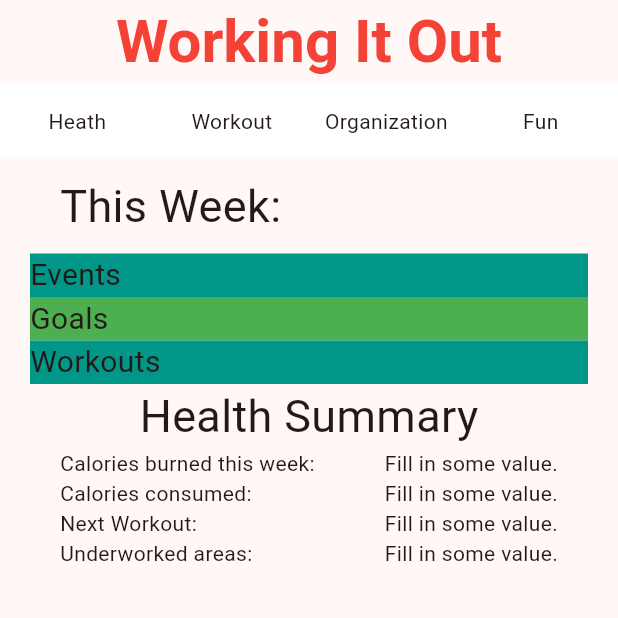
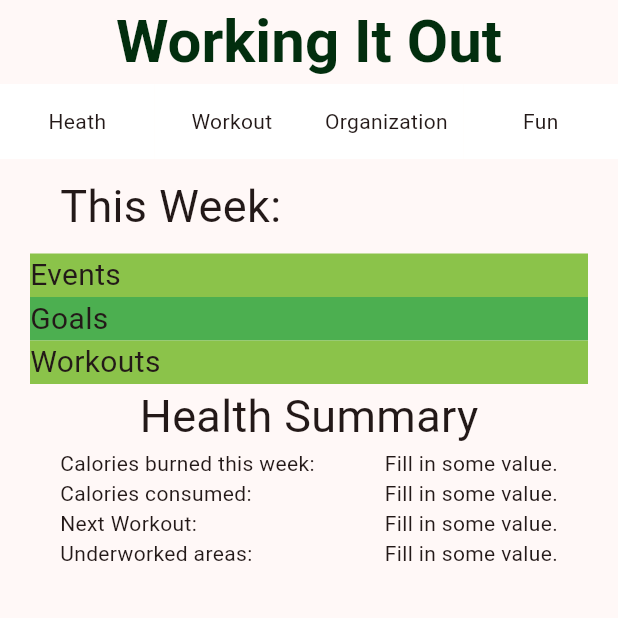
Before and after one commit to andrew-kula931/workout_app, a Flutter app: the screen it shows after launch, on a phone screen of 412 x 824 dp, the top half of it. Run offline on Flutter 3.47's test engine with Material 3 defaults, Android fonts, the phone set to English and light mode, and no system bars; our stand-ins replace hive_flutter; accounts and stored records are empty.

Commit message:
minor theme changes

```diff
--- a/lib/main.dart
+++ b/lib/main.dart
@@ -103,7 +103,7 @@ class _WorkoutAppState extends State<WorkoutApp> {
     return Scaffold(
       appBar: AppBar(title: const Text('Working It Out'),
       centerTitle: true,
-      titleTextStyle: const TextStyle(fontSize: 40, fontWeight: FontWeight.bold, color: Colors.red,) ),
+      titleTextStyle: const TextStyle(fontSize: 40, fontWeight: FontWeight.bold, color: Color.fromARGB(255, 2, 46, 14),) ),
       body: Form(
         key: _formKey,
 
@@ -125,7 +125,7 @@ class _WorkoutAppState extends State<WorkoutApp> {
                 //The Event bar
                 Container(
                   margin: const EdgeInsets.only(top: 10, left: 20, right: 20),
-                  decoration: const BoxDecoration(color: Colors.teal),
+                  decoration: const BoxDecoration(color: Colors.lightGreen),
                   child: const Row(
                     mainAxisSize: MainAxisSize.max,
                     children: [
@@ -149,7 +149,7 @@ class _WorkoutAppState extends State<WorkoutApp> {
                 //The workout bar
                 Container(
                   margin: const EdgeInsets.only(left: 20, right: 20),
-                  decoration: const BoxDecoration(color: Colors.teal),
+                  decoration: const BoxDecoration(color: Colors.lightGreen),
                   child: const Row(
                     mainAxisSize: MainAxisSize.max,
                     children: [
@@ -215,7 +215,9 @@ class _WorkoutAppState extends State<WorkoutApp> {
               ],
             ),
 
-            //Navigation Bar column
+            /*
+              Navigation Bar
+            */
             Column(
               crossAxisAlignment: CrossAxisAlignment.center,
               children: [
--- a/lib/pages/routine_planner.dart
+++ b/lib/pages/routine_planner.dart
@@ -21,7 +21,7 @@ class _RoutinePlannerState extends State<RoutinePlanner> {
     scheduleBox = Hive.box('WorkoutSchedule');
   }
 
-  final List<Color> colors = [const Color.fromARGB(255, 192, 239, 250), const Color.fromARGB(255, 133, 172, 187)];
+  final List<Color> colors = [const Color.fromARGB(255, 250, 192, 195), const Color.fromARGB(255, 187, 133, 133)];
 
   String _getWeekdayName(int weekday) {
     switch (weekday) {
--- a/lib/pages/workout_page.dart
+++ b/lib/pages/workout_page.dart
@@ -143,7 +143,7 @@ class _WorkoutPage extends State<WorkoutPage> {
                   Container(
                     height: 70,
                     width: 400,
-                    decoration: const BoxDecoration(color: Colors.blue),
+                    decoration: const BoxDecoration(color: Color.fromARGB(255, 245, 92, 92)),
                     child: Padding(
                       padding: const EdgeInsets.all(4),
                       child: Text(worked.join(', ')),
@@ -158,7 +158,7 @@ class _WorkoutPage extends State<WorkoutPage> {
                   Container(
                     height: 70,
                     width: 400,
-                    decoration: const BoxDecoration(color: Colors.blue),
+                    decoration: const BoxDecoration(color: Color.fromARGB(255, 245, 92, 92)),
                     child: Padding(
                       padding: const EdgeInsets.all(4),
                       child: Text(notworked.join(', ')),
--- a/lib/workout_components/wnotes_list.dart
+++ b/lib/workout_components/wnotes_list.dart
@@ -19,7 +19,7 @@ class WNotesListState extends State<WNotesList> {
         const Row(
           mainAxisAlignment: MainAxisAlignment.center,
           children: [
-            Text('Notes'),
+            Text('Notes', style: TextStyle(fontSize: 20)),
           ],
         ),
         Row(
--- a/lib/workout_components/workout_notes.dart
+++ b/lib/workout_components/workout_notes.dart
@@ -73,6 +73,7 @@ class _WorkoutNotesClassState extends State<WorkoutNotesClass> {
             ),
           ),
           Row(
+            mainAxisAlignment: MainAxisAlignment.spaceEvenly,
             children: [
               ElevatedButton(
                 onPressed: () async {
```
